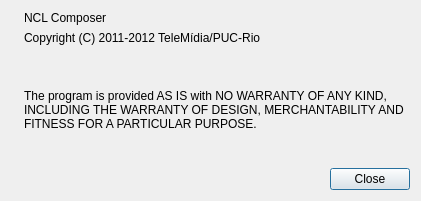
Old version of the form composer-gui/ui/AboutDialog.ui in the repository TeleMidia/nclcomposer.
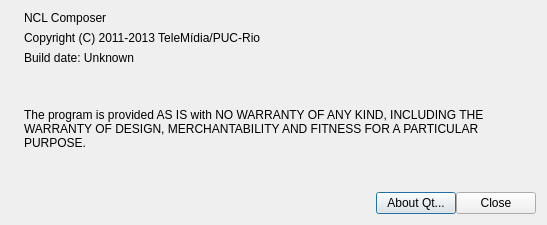
New version of the form. Icons and pictures are not drawn.

Commit message:
[gui] maint: Add "About Qt" option to About dialog.
* src/AboutDialog.cpp: Likewise. Also add build date to About dialog.
* ui/AboutDialog.ui: Likewise.
* ui/ComposerMainWindow.ui: Likewise.

```diff
--- a/composer-gui/ui/AboutDialog.ui
+++ b/composer-gui/ui/AboutDialog.ui
@@ -6,8 +6,8 @@
    <rect>
     <x>0</x>
     <y>0</y>
-    <width>421</width>
-    <height>201</height>
+    <width>547</width>
+    <height>225</height>
    </rect>
   </property>
   <property name="sizePolicy">
@@ -92,6 +92,13 @@
         </property>
        </spacer>
       </item>
+      <item>
+       <widget class="QPushButton" name="button_aboutQt">
+        <property name="text">
+         <string>About Qt...</string>
+        </property>
+       </widget>
+      </item>
       <item>
        <widget class="QPushButton" name="button_Close">
         <property name="text">
@@ -108,7 +115,7 @@
       <string notr="true">font-size: 12px;</string>
      </property>
      <property name="text">
-      <string>Copyright (C) 2011-2012 TeleMídia/PUC-Rio</string>
+      <string>Copyright (C) 2011-2013 TeleMídia/PUC-Rio</string>
      </property>
      <property name="alignment">
       <set>Qt::AlignLeading|Qt::AlignLeft|Qt::AlignVCenter</set>
@@ -149,6 +156,13 @@
      </layout>
     </widget>
    </item>
+   <item row="3" column="1">
+    <widget class="QLabel" name="label_buildDate">
+     <property name="text">
+      <string>Build date: Unknown</string>
+     </property>
+    </widget>
+   </item>
   </layout>
  </widget>
  <resources>
```
Left out of the diff: 22 changed lines with no effect on the pictures. The commit also changes 2 other files.
